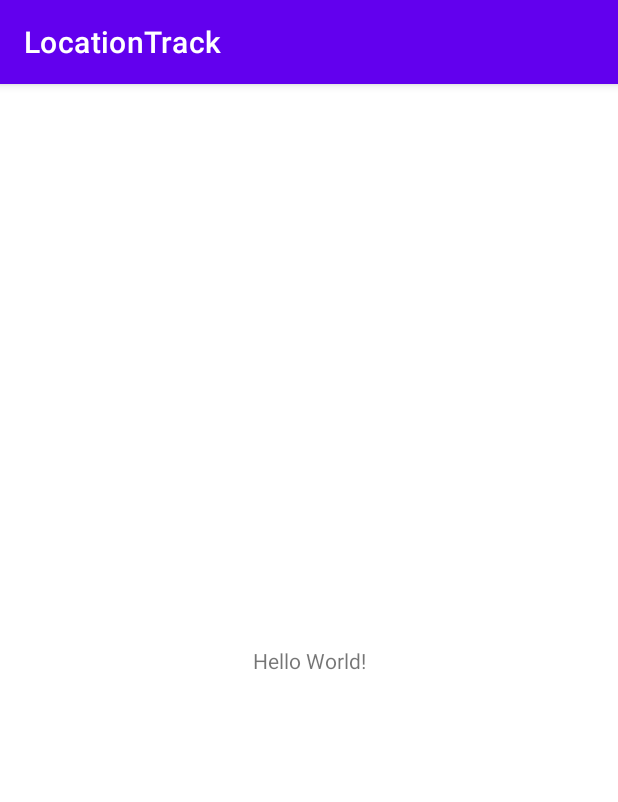
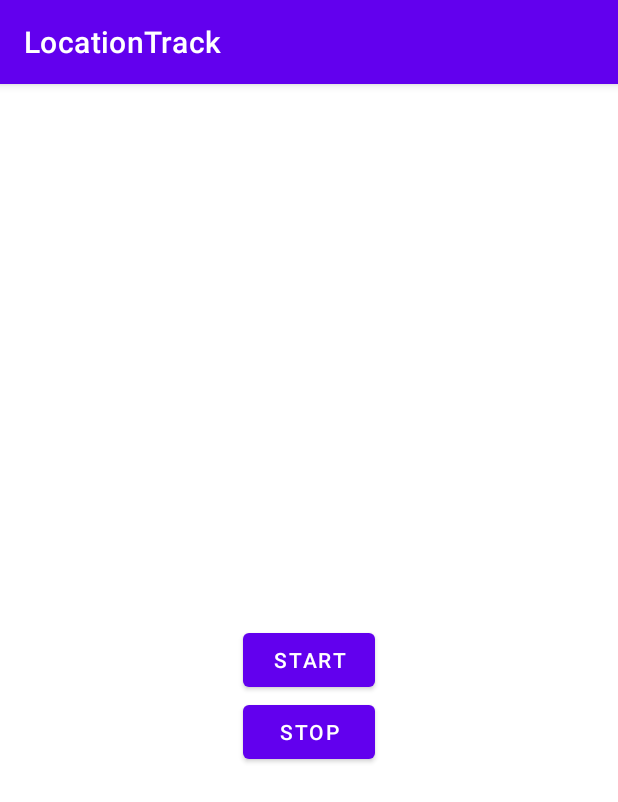
Before and after one commit to abdullohR/LocationTrack, an Android app: the screen it shows after launch (MainActivity), on a phone screen of 412 x 824 dp. Shown: the top 802 px of the screen. Run offline under Robolectric (Android 15) with nearby library versions, the phone set to English and light mode, and no system bars.

Commit message:
final commit

```diff
--- a/app/build.gradle
+++ b/app/build.gradle
@@ -41,4 +41,7 @@ dependencies {
     testImplementation 'junit:junit:4.13.2'
     androidTestImplementation 'androidx.test.ext:junit:1.1.3'
     androidTestImplementation 'androidx.test.espresso:espresso-core:3.4.0'
+
+    //LocationServices
+    implementation 'com.google.android.gms:play-services-location:20.0.0'
 }
--- /dev/null
+++ b/app/src/main/java/com/rasulovabdullokh/locationtrack/App.kt
@@ -0,0 +1,23 @@
+package com.rasulovabdullokh.locationtrack
+
+import android.app.Application
+import android.app.NotificationChannel
+import android.app.NotificationManager
+import android.content.Context
+import android.os.Build
+
+class App : Application() {
+
+    override fun onCreate() {
+        super.onCreate()
+        if(Build.VERSION.SDK_INT >= Build.VERSION_CODES.O){
+            val channel = NotificationChannel(
+                "location",
+                "Location",
+                NotificationManager.IMPORTANCE_HIGH
+            )
+            val notificationManager = getSystemService(Context.NOTIFICATION_SERVICE) as NotificationManager
+            notificationManager.createNotificationChannel(channel)
+        }
+    }
+}
--- a/app/src/main/java/com/rasulovabdullokh/locationtrack/MainActivity.kt
+++ b/app/src/main/java/com/rasulovabdullokh/locationtrack/MainActivity.kt
@@ -1,12 +1,41 @@
 package com.rasulovabdullokh.locationtrack
 
+import android.Manifest
+import android.app.Activity
+import android.content.Intent
+import android.location.Location
 import androidx.appcompat.app.AppCompatActivity
 import android.os.Bundle
+import android.view.View
+import androidx.core.app.ActivityCompat
 
 class MainActivity : AppCompatActivity() {
 
     override fun onCreate(savedInstanceState: Bundle?) {
         super.onCreate(savedInstanceState)
+        ActivityCompat.requestPermissions(
+            this,
+            arrayOf(
+                Manifest.permission.ACCESS_COARSE_LOCATION,
+                Manifest.permission.ACCESS_FINE_LOCATION
+            ),
+            0
+        )
         setContentView(R.layout.activity_main)
+
+    }
+
+    fun startTrack(view: View) {
+        Intent(applicationContext, LocationService::class.java).apply {
+            action = LocationService.ACTION_START
+            startService(this)
+        }
+    }
+
+    fun stopTrack(view: View) {
+        Intent(applicationContext, LocationService::class.java).apply {
+            action = LocationService.ACTION_STOP
+            startService(this)
+        }
     }
 }
--- a/app/src/main/res/layout/activity_main.xml
+++ b/app/src/main/res/layout/activity_main.xml
@@ -7,13 +7,23 @@
     android:layout_height="match_parent"
     tools:context=".MainActivity">
 
-    <TextView
+    <Button
+        android:onClick="startTrack"
+        android:id="@+id/startTrack"
         android:layout_width="wrap_content"
         android:layout_height="wrap_content"
-        android:text="Hello World!"
+        android:text="Start"
         app:layout_constraintBottom_toBottomOf="parent"
         app:layout_constraintEnd_toEndOf="parent"
         app:layout_constraintStart_toStartOf="parent"
         app:layout_constraintTop_toTopOf="parent" />
-
+    <Button
+        android:onClick="stopTrack"
+        android:id="@+id/stopTrack"
+        android:layout_width="wrap_content"
+        android:layout_height="wrap_content"
+        android:text="Stop"
+        app:layout_constraintTop_toBottomOf="@id/startTrack"
+        app:layout_constraintEnd_toEndOf="parent"
+        app:layout_constraintStart_toStartOf="parent"/>
 </androidx.constraintlayout.widget.ConstraintLayout>
```
Also changed, not shown: app/src/main/AndroidManifest.xml (+10 -0 lines), app/src/main/java/com/rasulovabdullokh/ContextExtencion.kt (added, +18 -0 lines), app/src/main/java/com/rasulovabdullokh/locationtrack/DefaultLocationClient.kt (added, +58 -0 lines), app/src/main/java/com/rasulovabdullokh/locationtrack/LocationClient.kt (added, +11 -0 lines), app/src/main/java/com/rasulovabdullokh/locationtrack/LocationService.kt (added, +85 -0 lines).
